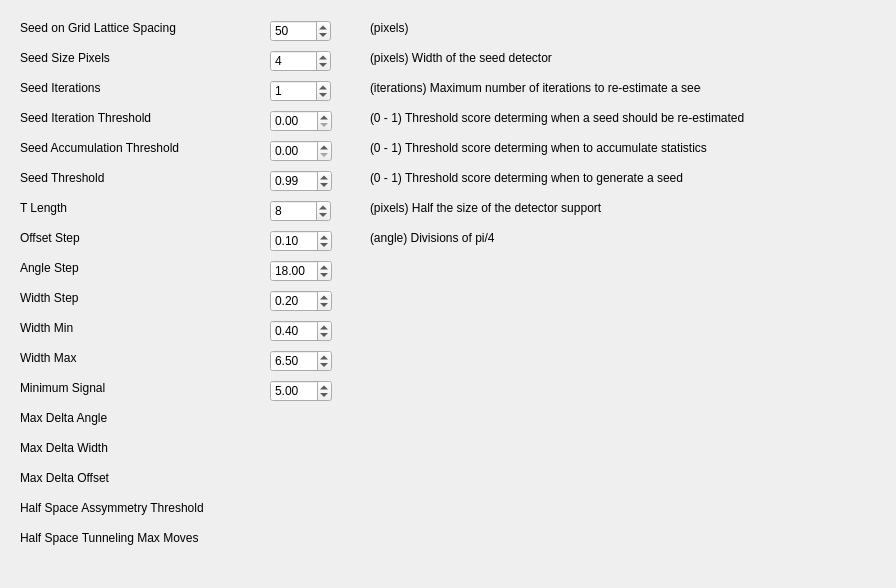
Before: the Qt Designer form src/WhiskerToolbox/Whisker_Widget/janelia_config.ui in paulmthompson/WhiskerToolbox, drawn with Qt 5.
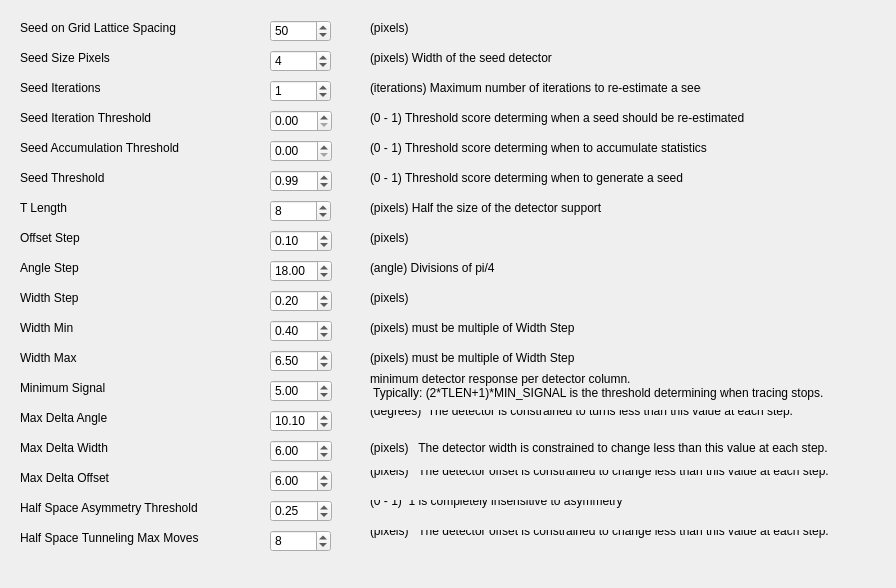
After: the same form once the commit is applied.

Commit message: can update all janelia

What changed in the file:
```diff
--- a/src/WhiskerToolbox/Whisker_Widget/janelia_config.ui
+++ b/src/WhiskerToolbox/Whisker_Widget/janelia_config.ui
@@ -353,7 +353,7 @@
     </rect>
    </property>
    <property name="text">
-    <string>(angle) Divisions of pi/4</string>
+    <string>(pixels)</string>
    </property>
   </widget>
   <widget class="QDoubleSpinBox" name="angle_step">
@@ -552,7 +552,7 @@
     </rect>
    </property>
    <property name="text">
-    <string>Half Space Assymmetry Threshold</string>
+    <string>Half Space Asymmetry Threshold</string>
    </property>
   </widget>
   <widget class="QLabel" name="label_26">
@@ -568,6 +568,230 @@
     <string>Half Space Tunneling Max Moves</string>
    </property>
   </widget>
+  <widget class="QSpinBox" name="half_space_tunneling_max_moves">
+   <property name="geometry">
+    <rect>
+     <x>270</x>
+     <y>530</y>
+     <width>61</width>
+     <height>22</height>
+    </rect>
+   </property>
+   <property name="value">
+    <number>8</number>
+   </property>
+  </widget>
+  <widget class="QLabel" name="label_27">
+   <property name="geometry">
+    <rect>
+     <x>370</x>
+     <y>260</y>
+     <width>401</width>
+     <height>16</height>
+    </rect>
+   </property>
+   <property name="text">
+    <string>(angle) Divisions of pi/4</string>
+   </property>
+  </widget>
+  <widget class="QLabel" name="label_28">
+   <property name="geometry">
+    <rect>
+     <x>370</x>
+     <y>290</y>
+     <width>401</width>
+     <height>16</height>
+    </rect>
+   </property>
+   <property name="text">
+    <string>(pixels)</string>
+   </property>
+  </widget>
+  <widget class="QLabel" name="label_29">
+   <property name="geometry">
+    <rect>
+     <x>370</x>
+     <y>320</y>
+     <width>401</width>
+     <height>16</height>
+    </rect>
+   </property>
+   <property name="text">
+    <string>(pixels) must be multiple of Width Step</string>
+   </property>
+  </widget>
+  <widget class="QLabel" name="label_30">
+   <property name="geometry">
+    <rect>
+     <x>370</x>
+     <y>350</y>
+     <width>401</width>
+     <height>16</height>
+    </rect>
+   </property>
+   <property name="text">
+    <string>(pixels) must be multiple of Width Step</string>
+   </property>
+  </widget>
+  <widget class="QLabel" name="label_31">
+   <property name="geometry">
+    <rect>
+     <x>370</x>
+     <y>370</y>
+     <width>491</width>
+     <height>31</height>
+    </rect>
+   </property>
+   <property name="text">
+    <string>minimum detector response per detector column.  
+ Typically: (2*TLEN+1)*MIN_SIGNAL is the threshold determining when tracing stops.</string>
+   </property>
+  </widget>
+  <widget class="QDoubleSpinBox" name="max_delta_angle">
+   <property name="geometry">
+    <rect>
+     <x>270</x>
+     <y>410</y>
+     <width>62</width>
+     <height>22</height>
+    </rect>
+   </property>
+   <property name="maximum">
+    <double>100.000000000000000</double>
+   </property>
+   <property name="singleStep">
+    <double>0.010000000000000</double>
+   </property>
+   <property name="value">
+    <double>10.100000000000000</double>
+   </property>
+  </widget>
+  <widget class="QLabel" name="label_32">
+   <property name="geometry">
+    <rect>
+     <x>370</x>
+     <y>410</y>
+     <width>491</width>
+     <height>16</height>
+    </rect>
+   </property>
+   <property name="text">
+    <string>(degrees)  The detector is constrained to turns less than this value at each step.
+</string>
+   </property>
+  </widget>
+  <widget class="QDoubleSpinBox" name="max_delta_width">
+   <property name="geometry">
+    <rect>
+     <x>270</x>
+     <y>440</y>
+     <width>62</width>
+     <height>22</height>
+    </rect>
+   </property>
+   <property name="maximum">
+    <double>20.000000000000000</double>
+   </property>
+   <property name="singleStep">
+    <double>0.010000000000000</double>
+   </property>
+   <property name="value">
+    <double>6.000000000000000</double>
+   </property>
+  </widget>
+  <widget class="QDoubleSpinBox" name="max_delta_offset">
+   <property name="geometry">
+    <rect>
+     <x>270</x>
+     <y>470</y>
+     <width>62</width>
+     <height>22</height>
+    </rect>
+   </property>
+   <property name="maximum">
+    <double>20.000000000000000</double>
+   </property>
+   <property name="singleStep">
+    <double>0.010000000000000</double>
+   </property>
+   <property name="value">
+    <double>6.000000000000000</double>
+   </property>
+  </widget>
+  <widget class="QLabel" name="label_33">
+   <property name="geometry">
+    <rect>
+     <x>370</x>
+     <y>440</y>
+     <width>491</width>
+     <height>16</height>
+    </rect>
+   </property>
+   <property name="text">
+    <string>(pixels)   The detector width is constrained to change less than this value at each step.</string>
+   </property>
+  </widget>
+  <widget class="QLabel" name="label_34">
+   <property name="geometry">
+    <rect>
+     <x>370</x>
+     <y>470</y>
+     <width>491</width>
+     <height>16</height>
+    </rect>
+   </property>
+   <property name="text">
+    <string>(pixels)   The detector offset is constrained to change less than this value at each step.
+</string>
+   </property>
+  </widget>
+  <widget class="QDoubleSpinBox" name="half_space_asymmetry_threshold">
+   <property name="geometry">
+    <rect>
+     <x>270</x>
+     <y>500</y>
+     <width>62</width>
+     <height>22</height>
+    </rect>
+   </property>
+   <property name="maximum">
+    <double>1.000000000000000</double>
+   </property>
+   <property name="singleStep">
+    <double>0.010000000000000</double>
+   </property>
+   <property name="value">
+    <double>0.250000000000000</double>
+   </property>
+  </widget>
+  <widget class="QLabel" name="label_35">
+   <property name="geometry">
+    <rect>
+     <x>370</x>
+     <y>500</y>
+     <width>491</width>
+     <height>16</height>
+    </rect>
+   </property>
+   <property name="text">
+    <string>(0 - 1)  1 is completely insensitive to asymmetry
+</string>
+   </property>
+  </widget>
+  <widget class="QLabel" name="label_36">
+   <property name="geometry">
+    <rect>
+     <x>370</x>
+     <y>530</y>
+     <width>491</width>
+     <height>16</height>
+    </rect>
+   </property>
+   <property name="text">
+    <string>(pixels)   The detector offset is constrained to change less than this value at each step.
+</string>
+   </property>
+  </widget>
  </widget>
  <resources/>
  <connections/>
```
The commit also changes 2 other files.
